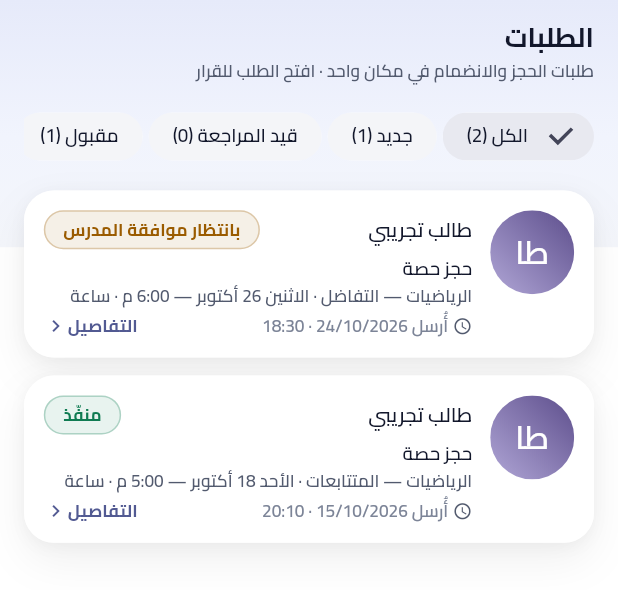
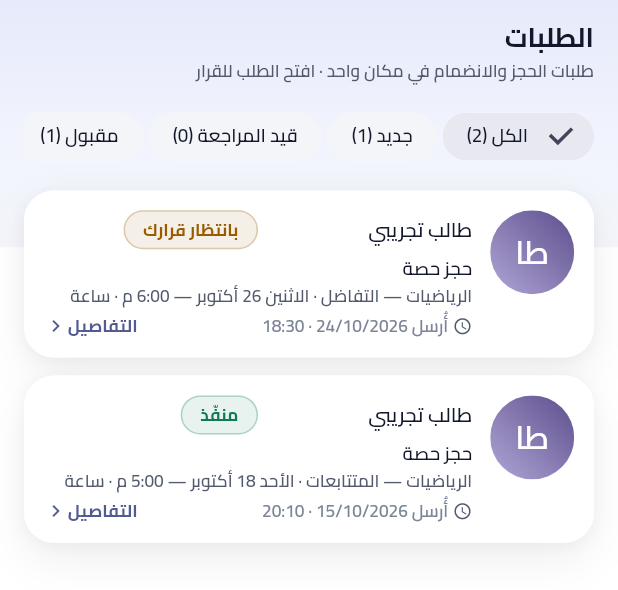
Before and after one commit to bahahany99-cmyk/TeacherStudentApp, a Flutter app: the TeacherRequestsScreen widget shown alone on an empty page, opened directly, on a phone screen of 412 x 824 dp. Shown: the top 590 px of the screen. Run offline on Flutter 3.47's test engine with Material 3 defaults, Android fonts, the light colour scheme and no system bars; our stand-ins replace cloud_firestore, firebase_auth, firebase_core, google_sign_in, image_picker; missing offline and left inert: gal; accounts and stored records are empty; Roboto replaces fonts that are missing (IBMPlexSansArabic).

Commit message:
P28: شارات طلب قصيرة (لا فيض) + تحديث حراس التصميم للهوية الجديدة
Co-authored-by: arena-agent <297053741+arena-agent@users.noreply.github.com>

```diff
--- a/lib/features/bookings/presentation/teacher_requests_screen.dart
+++ b/lib/features/bookings/presentation/teacher_requests_screen.dart
@@ -106,6 +106,17 @@ class _TeacherRequestsScreenState extends State<TeacherRequestsScreen> {
     );
   }
 
+  /// تسمية حالة قصيرة للبطاقة (النص الكامل يبقى في شاشة التفاصيل).
+  static String _shortLabel(BookingStatus status) => switch (status) {
+    BookingStatus.pending => 'بانتظار قرارك',
+    BookingStatus.accepted => 'مقبول',
+    BookingStatus.rejected => 'مرفوض',
+    BookingStatus.cancelled => 'ملغى',
+    BookingStatus.cancelledLate => 'ملغى متأخرًا',
+    BookingStatus.rescheduleProposed => 'وقت بديل',
+    BookingStatus.completed => 'منفّذ',
+  };
+
   Color _bookingColor(BookingStatus status) => switch (status) {
     BookingStatus.pending => AppColors.statusPending,
     BookingStatus.accepted => AppColors.statusAccepted,
@@ -151,7 +162,9 @@ class _TeacherRequestsScreenState extends State<TeacherRequestsScreen> {
               ? '${booking.subject} · ${BookingRules.slotLabel(booking)}'
               : booking.subject,
           sentAt: booking.requestedAt,
-          statusLabel: booking.status.label,
+          // تسمية قصيرة على البطاقة: النص الكامل («بانتظار موافقة المدرس»)
+          // يفيض على شاشة 320dp ويقطع الاسم.
+          statusLabel: _shortLabel(booking.status),
           statusColor: _bookingColor(booking.status),
           filter: _bookingFilter(booking.status),
           isJoin: false,
@@ -471,9 +484,11 @@ class _RequestCard extends StatelessWidget {
                         style: theme.textTheme.titleSmall,
                       ),
                     ),
-                    StatusChip(
-                      label: entry.statusLabel,
-                      color: entry.statusColor,
+                    Flexible(
+                      child: StatusChip(
+                        label: entry.statusLabel,
+                        color: entry.statusColor,
+                      ),
                     ),
                   ],
                 ),
```
Also changed, not shown: 2 other files.
